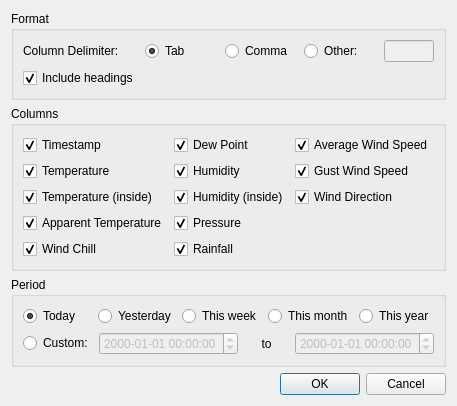
Before: the Qt Designer form desktop/exportdialog.ui in davidrg/zxweather, drawn with Qt 5.
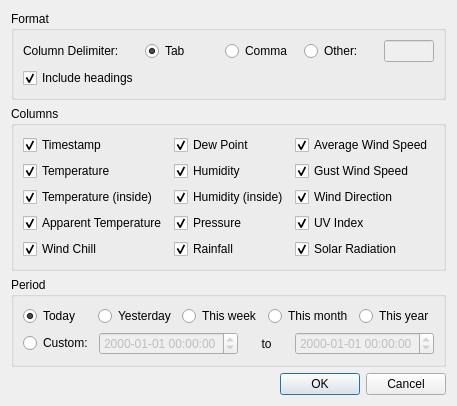
After: the same form once the commit is applied. Icons and pictures are not drawn.

Commit message: Add support for UV and Solar Radiation in the desktop client. This was a surprisingly large amount of work!

```diff
--- a/desktop/exportdialog.ui
+++ b/desktop/exportdialog.ui
@@ -229,6 +229,26 @@
         </property>
        </widget>
       </item>
+      <item row="3" column="2">
+       <widget class="QCheckBox" name="cbUVIndex">
+        <property name="text">
+         <string>UV Index</string>
+        </property>
+        <property name="checked">
+         <bool>true</bool>
+        </property>
+       </widget>
+      </item>
+      <item row="4" column="2">
+       <widget class="QCheckBox" name="cbSolarRadiation">
+        <property name="text">
+         <string>Solar Radiation</string>
+        </property>
+        <property name="checked">
+         <bool>true</bool>
+        </property>
+       </widget>
+      </item>
      </layout>
     </widget>
    </item>
```
The commit also changes 41 other files.
